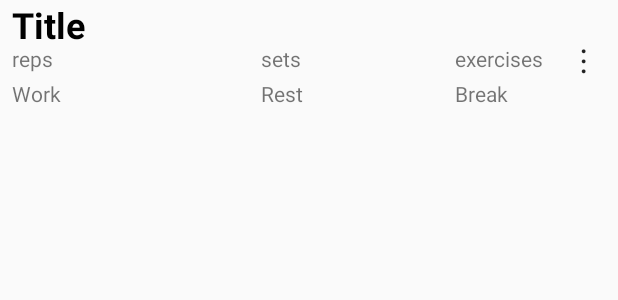
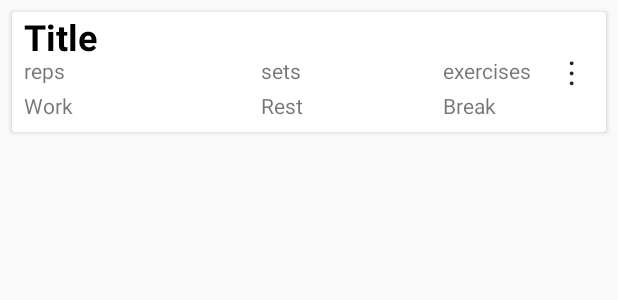
Before and after one commit to DoubleAMcCartney/Hangboard, an Android app: the layout item_workout.xml on its own in the app's theme, with its tools: preview values and no code run, on a phone screen of 412 x 824 dp. Shown: the top 300 px of the screen. Run offline under Robolectric (Android 15) with nearby library versions, the phone set to English and light mode, and no system bars.

Commit message:
changed item_workout to a cardView

```diff
--- a/app/src/main/java/com/example/android/hangboard/ChooseWorkout/ViewWorkoutsActivity.java
+++ b/app/src/main/java/com/example/android/hangboard/ChooseWorkout/ViewWorkoutsActivity.java
@@ -14,7 +14,6 @@ import android.support.v4.app.DialogFragment;
 import android.support.v7.app.AlertDialog;
 import android.support.v7.app.AppCompatActivity;
 import android.os.Bundle;
-import android.support.v7.widget.DividerItemDecoration;
 import android.support.v7.widget.LinearLayoutManager;
 import android.support.v7.widget.PopupMenu;
 import android.support.v7.widget.RecyclerView;
@@ -71,10 +70,6 @@ public class ViewWorkoutsActivity extends AppCompatActivity {
         workoutRecyclerView.setAdapter(workoutListAdapter);
         mLayoutManager = new LinearLayoutManager(workoutRecyclerView.getContext());
         workoutRecyclerView.setLayoutManager(mLayoutManager);
-
-        DividerItemDecoration dividerItemDecoration = new DividerItemDecoration(workoutRecyclerView.getContext(),
-                mLayoutManager.getOrientation());
-        workoutRecyclerView.addItemDecoration(dividerItemDecoration);
 
         workoutRecyclerView.addOnItemTouchListener(new RecyclerTouchListener(this,
                 workoutRecyclerView, new ClickListener() {
--- a/app/src/main/res/layout/activity_edit_workout.xml
+++ b/app/src/main/res/layout/activity_edit_workout.xml
@@ -10,6 +10,7 @@
         android:layout_width="match_parent"
         android:layout_height="match_parent"
         android:background="@color/ic_launcher_background"
+        tools:listitem="@layout/item_workout"
         app:layout_constraintBottom_toBottomOf="parent"
         app:layout_constraintEnd_toEndOf="parent"
         app:layout_constraintHorizontal_bias="0.0"
--- a/app/src/main/res/layout/item_workout.xml
+++ b/app/src/main/res/layout/item_workout.xml
@@ -1,4 +1,11 @@
 <?xml version="1.0" encoding="utf-8"?>
+
+<android.support.v7.widget.CardView xmlns:android="http://schemas.android.com/apk/res/android"
+    android:layout_width="match_parent"
+    android:layout_height="wrap_content"
+    android:layout_marginEnd="8dp"
+    android:layout_marginStart="8dp"
+    android:layout_marginTop="8dp">
 
     <android.support.constraint.ConstraintLayout xmlns:android="http://schemas.android.com/apk/res/android"
         xmlns:app="http://schemas.android.com/apk/res-auto"
@@ -95,7 +102,7 @@
             android:layout_marginEnd="8dp"
             android:background="@android:color/transparent"
             android:gravity="center"
-        android:text="&#8942;"
+            android:text="@string/optionsMenuButton"
             android:textAppearance="?android:textAppearanceLarge"
             app:layout_constraintTop_toTopOf="parent"
             app:layout_constraintBottom_toBottomOf="parent"
@@ -112,3 +119,5 @@
             app:layout_constraintStart_toStartOf="parent"
             app:layout_constraintTop_toTopOf="parent" />
     </android.support.constraint.ConstraintLayout>
+
+</android.support.v7.widget.CardView>
--- a/app/src/main/res/values/strings.xml
+++ b/app/src/main/res/values/strings.xml
@@ -25,4 +25,5 @@
     <string name="free_hang">Free Hang</string>
     <string name="disconnect">Disconnect</string>
     <string name="connect">Connect</string>
+    <string name="optionsMenuButton">⋮</string>
 </resources>
```
Lines whose indentation alone changed are shown as unchanged.
